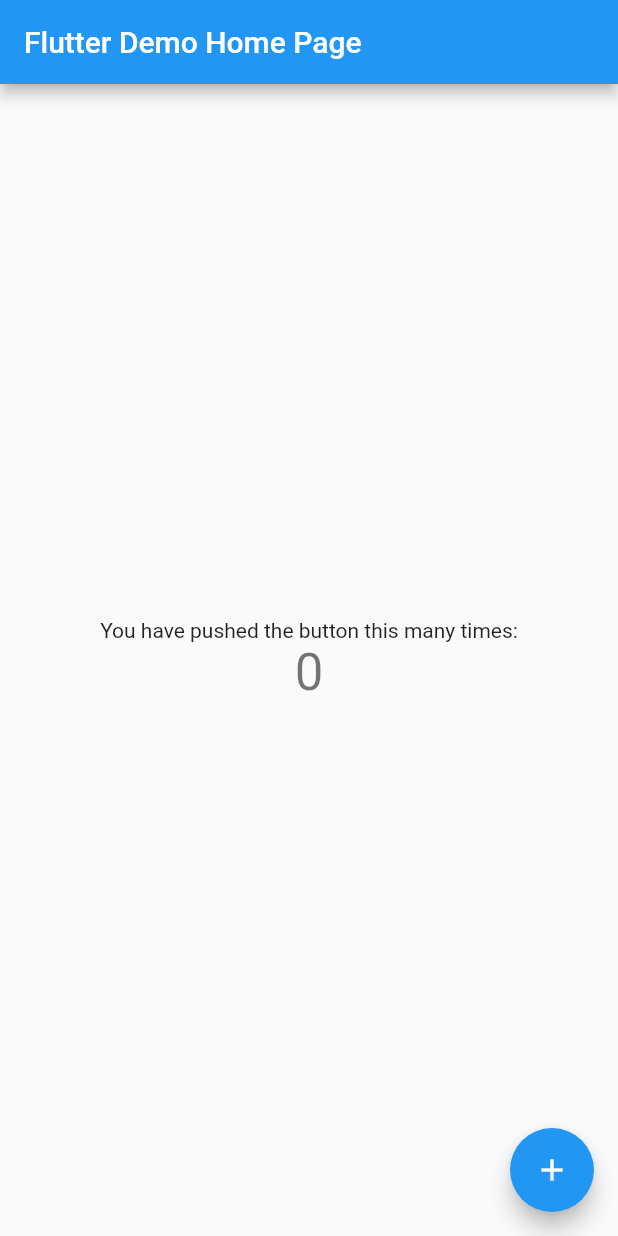
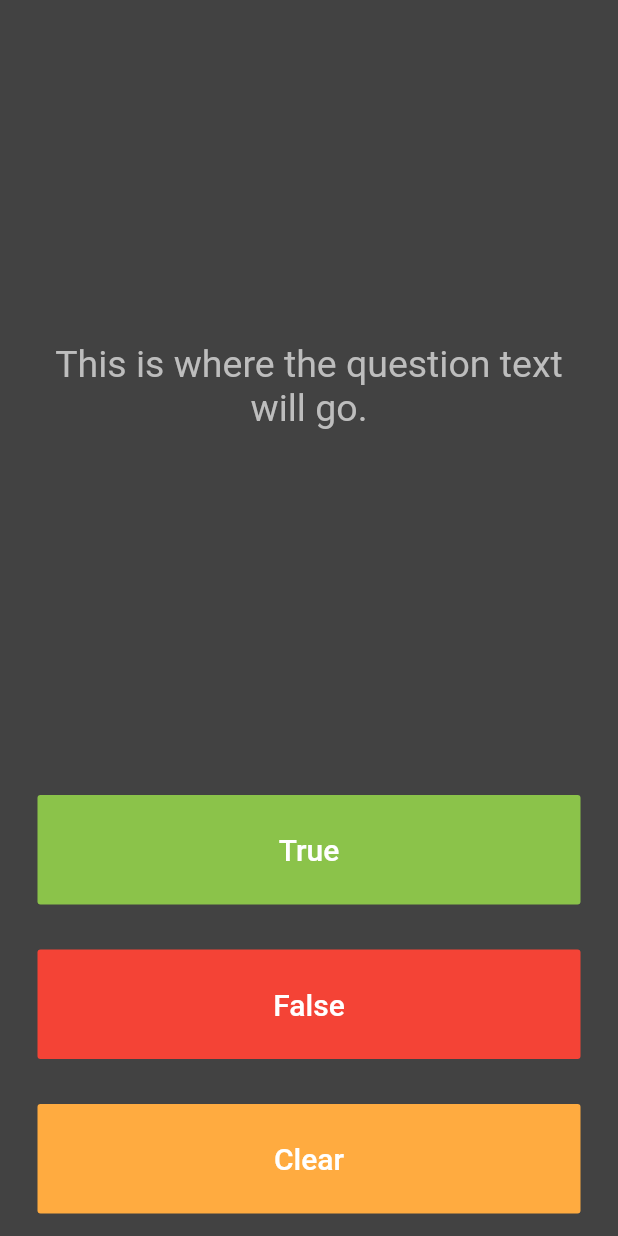
Before and after one commit to cbstodd/quizme, a Flutter app: the screen it shows after launch, on a phone screen of 412 x 824 dp. Run offline on Flutter 3.47's test engine with Material 2 defaults, Android fonts, the phone set to English and light mode, and no system bars.

Commit message:
Finished setup

```diff
--- a/lib/main.dart
+++ b/lib/main.dart
@@ -1,111 +1,135 @@
 import 'package:flutter/material.dart';
 
-void main() => runApp(MyApp());
+void main() => runApp(Quizme());
 
-class MyApp extends StatelessWidget {
-  // This widget is the root of your application.
+class Quizme extends StatelessWidget {
   @override
   Widget build(BuildContext context) {
     return MaterialApp(
-      title: 'Flutter Demo',
-      theme: ThemeData(
-        // This is the theme of your application.
-        //
-        // Try running your application with "flutter run". You'll see the
-        // application has a blue toolbar. Then, without quitting the app, try
-        // changing the primarySwatch below to Colors.green and then invoke
-        // "hot reload" (press "r" in the console where you ran "flutter run",
-        // or simply save your changes to "hot reload" in a Flutter IDE).
-        // Notice that the counter didn't reset back to zero; the application
-        // is not restarted.
-        primarySwatch: Colors.blue,
+      home: Scaffold(
+        backgroundColor: Colors.grey.shade800,
+        body: SafeArea(
+          child: Padding(
+            padding: EdgeInsets.symmetric(horizontal: 10.0),
+            child: QuizPage(),
+          ),
+        ),
       ),
-      home: MyHomePage(title: 'Flutter Demo Home Page'),
     );
   }
 }
 
-class MyHomePage extends StatefulWidget {
-  MyHomePage({Key key, this.title}) : super(key: key);
-
-  // This widget is the home page of your application. It is stateful, meaning
-  // that it has a State object (defined below) that contains fields that affect
-  // how it looks.
-
-  // This class is the configuration for the state. It holds the values (in this
-  // case the title) provided by the parent (in this case the App widget) and
-  // used by the build method of the State. Fields in a Widget subclass are
-  // always marked "final".
-
-  final String title;
-
+class QuizPage extends StatefulWidget {
   @override
-  _MyHomePageState createState() => _MyHomePageState();
+  _QuizPageState createState() => _QuizPageState();
 }
 
-class _MyHomePageState extends State<MyHomePage> {
-  int _counter = 0;
-
-  void _incrementCounter() {
-    setState(() {
-      // This call to setState tells the Flutter framework that something has
-      // changed in this State, which causes it to rerun the build method below
-      // so that the display can reflect the updated values. If we changed
-      // _counter without calling setState(), then the build method would not be
-      // called again, and so nothing would appear to happen.
-      _counter++;
-    });
-  }
+class _QuizPageState extends State<QuizPage> {
+  List<Icon> scoreKeeper = [];
 
   @override
   Widget build(BuildContext context) {
-    // This method is rerun every time setState is called, for instance as done
-    // by the _incrementCounter method above.
-    //
-    // The Flutter framework has been optimized to make rerunning build methods
-    // fast, so that you can just rebuild anything that needs updating rather
-    // than having to individually change instances of widgets.
-    return Scaffold(
-      appBar: AppBar(
-        // Here we take the value from the MyHomePage object that was created by
-        // the App.build method, and use it to set our appbar title.
-        title: Text(widget.title),
-      ),
-      body: Center(
-        // Center is a layout widget. It takes a single child and positions it
-        // in the middle of the parent.
-        child: Column(
-          // Column is also a layout widget. It takes a list of children and
-          // arranges them vertically. By default, it sizes itself to fit its
-          // children horizontally, and tries to be as tall as its parent.
-          //
-          // Invoke "debug painting" (press "p" in the console, choose the
-          // "Toggle Debug Paint" action from the Flutter Inspector in Android
-          // Studio, or the "Toggle Debug Paint" command in Visual Studio Code)
-          // to see the wireframe for each widget.
-          //
-          // Column has various properties to control how it sizes itself and
-          // how it positions its children. Here we use mainAxisAlignment to
-          // center the children vertically; the main axis here is the vertical
-          // axis because Columns are vertical (the cross axis would be
-          // horizontal).
-          mainAxisAlignment: MainAxisAlignment.center,
-          children: <Widget>[
-            Text(
-              'You have pushed the button this many times:',
+    return Column(
+      mainAxisAlignment: MainAxisAlignment.spaceBetween,
+      crossAxisAlignment: CrossAxisAlignment.stretch,
+      children: <Widget>[
+        Expanded(
+          flex: 5,
+          child: Padding(
+            padding: EdgeInsets.all(10.0),
+            child: Center(
+              child: Text(
+                'This is where the question text will go.',
+                textAlign: TextAlign.center,
+                style: TextStyle(
+                  fontSize: 25.0,
+                  color: Colors.grey.shade400,
+                ),
+              ),
             ),
-            Text(
-              '$_counter',
-              style: Theme.of(context).textTheme.display1,
+          ),
+        ),
+        Expanded(
+          flex: 1,
+          child: Padding(
+            padding: EdgeInsets.all(15.0),
+            child: FlatButton(
+              textColor: Colors.white,
+              color: Colors.lightGreen,
+              child: Text(
+                'True',
+                style: TextStyle(
+                  color: Colors.white,
+                  fontSize: 20.0,
+                ),
+              ),
+              onPressed: () {
+                //The user picked true.
+                setState(() {
+                  scoreKeeper.add(
+                    Icon(Icons.check, color: Colors.lightGreen),
+                  );
+                });
+              },
             ),
-          ],
+          ),
         ),
-      ),
-      floatingActionButton: FloatingActionButton(
-        onPressed: _incrementCounter,
-        tooltip: 'Increment',
-        child: Icon(Icons.add),
-      ), // This trailing comma makes auto-formatting nicer for build methods.
+        Expanded(
+          flex: 1,
+          child: Padding(
+            padding: EdgeInsets.all(15.0),
+            child: FlatButton(
+              color: Colors.red,
+              child: Text(
+                'False',
+                style: TextStyle(
+                  fontSize: 20.0,
+                  color: Colors.white,
+                ),
+              ),
+              onPressed: () {
+                //The user picked false.
+                setState(() {
+                  scoreKeeper.add(
+                    Icon(Icons.close, color: Colors.redAccent),
+                  );
+                });
+              },
+            ),
+          ),
+        ),
+        Expanded(
+          flex: 1,
+          child: Padding(
+            padding: EdgeInsets.all(15.0),
+            child: FlatButton(
+              color: Colors.orangeAccent,
+              child: Text(
+                'Clear',
+                style: TextStyle(
+                  fontSize: 20.0,
+                  color: Colors.white,
+                ),
+              ),
+              onPressed: () {
+                //The user picked false.
+                setState(() {
+                  scoreKeeper.clear();
+                });
+              },
+            ),
+          ),
+        ),
+        Row(
+          children: scoreKeeper,
+        )
+      ],
     );
   }
 }
+
+/*
+question1: 'You can lead a cow down stairs but not up stairs.', false,
+question2: 'Approximately one quarter of human bones are in the feet.', true,
+question3: 'A slug\'s blood is green.', true,
+*/
```
